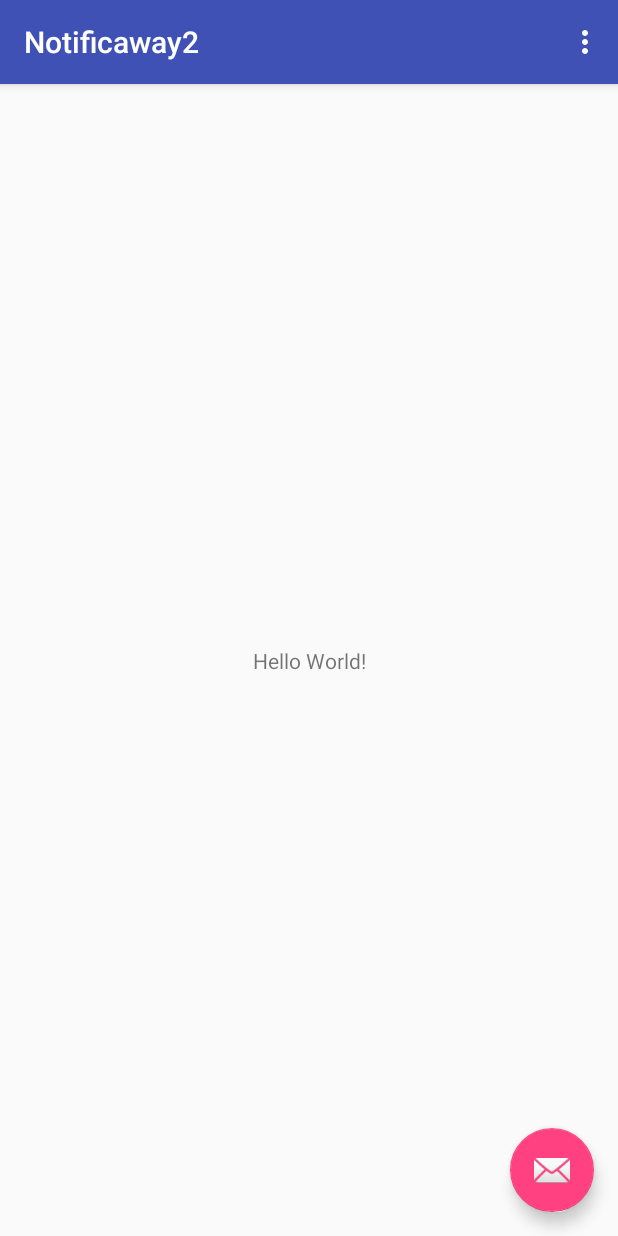
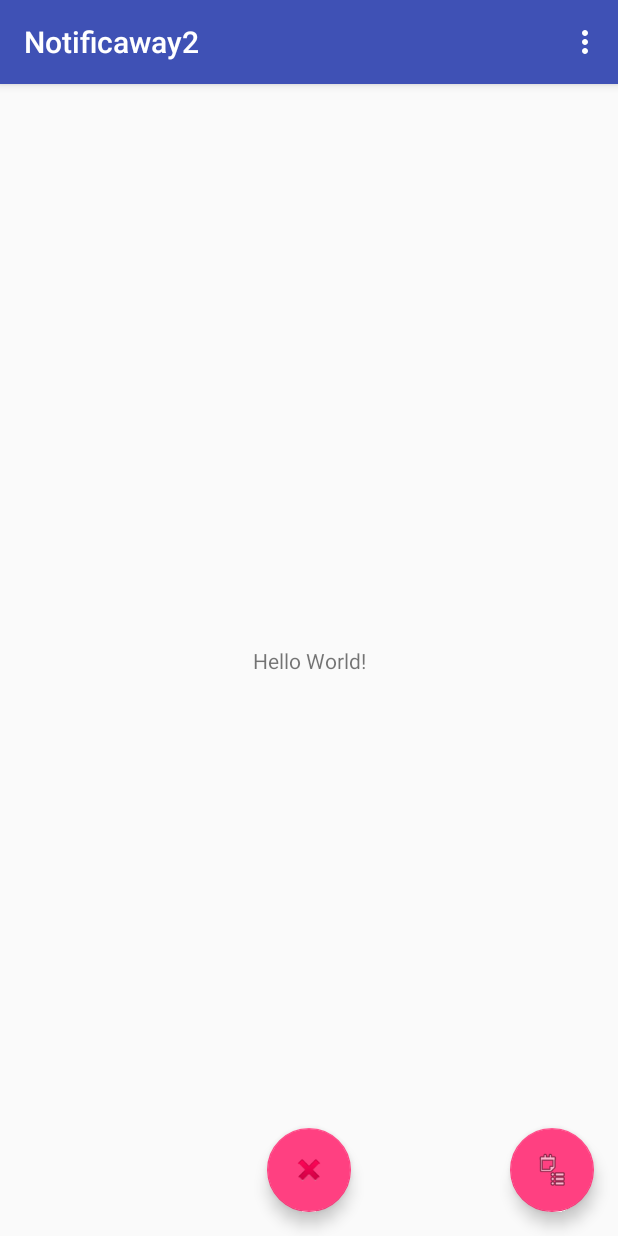
Before and after one commit to arkaic/Notificaway2, an Android app: the screen it shows after launch (MainActivity), on a phone screen of 412 x 824 dp. Run offline under Robolectric (Android 15) with nearby library versions, the phone set to English and light mode, and no system bars.

Commit message:
filling up main activity

```diff
--- a/app/src/main/java/rillin/notificaway2/MainActivity.java
+++ b/app/src/main/java/rillin/notificaway2/MainActivity.java
@@ -1,5 +1,9 @@
 package rillin.notificaway2;
 
+import android.content.BroadcastReceiver;
+import android.content.Context;
+import android.content.Intent;
+import android.content.IntentFilter;
 import android.os.Bundle;
 import android.support.design.widget.FloatingActionButton;
 import android.support.design.widget.Snackbar;
@@ -11,6 +15,8 @@ import android.view.MenuItem;
 
 public class MainActivity extends AppCompatActivity {
 
+    private NotificationReceiver receiver;
+
     @Override
     protected void onCreate(Bundle savedInstanceState) {
         super.onCreate(savedInstanceState);
@@ -18,16 +24,33 @@ public class MainActivity extends AppCompatActivity {
         Toolbar toolbar = (Toolbar) findViewById(R.id.toolbar);
         setSupportActionBar(toolbar);
 
-        FloatingActionButton fab = (FloatingActionButton) findViewById(R.id.fab);
-        fab.setOnClickListener(new View.OnClickListener() {
+        receiver = new NotificationReceiver();
+        IntentFilter filter = new IntentFilter();
+        filter.addAction(getString(R.string.MAIN_ACTIVITY));
+        registerReceiver(receiver, filter);
+
+        findViewById(R.id.testClearAllBtn).setOnClickListener(new View.OnClickListener() {
             @Override
             public void onClick(View view) {
-                Snackbar.make(view, "Replace with your own action", Snackbar.LENGTH_LONG)
-                        .setAction("Action", null).show();
+                commandTheListener(getString(R.string.CLEAR_ALL));
+            }
+        });
+
+        findViewById(R.id.testStatusBtn).setOnClickListener(new View.OnClickListener() {
+            @Override
+            public void onClick(View view) {
+                commandTheListener(getString(R.string.NOTIF_STATUS));
             }
         });
     }
 
+    @Override
+    protected void onDestroy() {
+        super.onDestroy();
+        unregisterReceiver(receiver);
+    }
+
+    /** autogenned */
     @Override
     public boolean onCreateOptionsMenu(Menu menu) {
         // Inflate the menu; this adds items to the action bar if it is present.
@@ -35,6 +58,7 @@ public class MainActivity extends AppCompatActivity {
         return true;
     }
 
+    /** autogenned */
     @Override
     public boolean onOptionsItemSelected(MenuItem item) {
         // Handle action bar item clicks here. The action bar will
@@ -49,4 +73,21 @@ public class MainActivity extends AppCompatActivity {
 
         return super.onOptionsItemSelected(item);
     }
+
+    private void commandTheListener(String commandValue) {
+        Intent i = new Intent(getString(R.string.NOTIFICAWAY_SERVICE));
+        i.putExtra(getString(R.string.COMMAND), commandValue);
+        sendBroadcast(i);
+    }
+
+    /** Receives message from other app components */
+    class NotificationReceiver extends BroadcastReceiver {
+        @Override
+        public void onReceive(Context context, Intent intent) {
+            String toDisplay = intent.getStringExtra(getString(R.string.RESULT_DISPLAY));
+            Snackbar.make(findViewById(R.id.toolbar), toDisplay, Snackbar.LENGTH_LONG)
+                .setAction("Action", null)
+                .show();
+        }
+    }
 }
--- a/app/src/main/res/layout/activity_main.xml
+++ b/app/src/main/res/layout/activity_main.xml
@@ -23,11 +23,19 @@
     <include layout="@layout/content_main" />
 
     <android.support.design.widget.FloatingActionButton
-        android:id="@+id/fab"
+        android:id="@+id/testClearAllBtn"
+        android:layout_width="wrap_content"
+        android:layout_height="wrap_content"
+        android:layout_gravity="bottom|center"
+        android:layout_margin="@dimen/fab_margin"
+        app:srcCompat="@android:drawable/ic_delete" />
+
+    <android.support.design.widget.FloatingActionButton
+        android:id="@+id/testStatusBtn"
         android:layout_width="wrap_content"
         android:layout_height="wrap_content"
         android:layout_gravity="bottom|end"
         android:layout_margin="@dimen/fab_margin"
-        app:srcCompat="@android:drawable/ic_dialog_email" />
+        app:srcCompat="@android:drawable/ic_menu_agenda" />
 
 </android.support.design.widget.CoordinatorLayout>
--- a/app/src/main/res/values/strings.xml
+++ b/app/src/main/res/values/strings.xml
@@ -4,8 +4,8 @@
     <string name="notif_listener_service">Notification Listener Service</string>
 
     <!--Intent actions-->
-    <string name="MAIN_ACTIVITY_ACTION">main_activity</string>
-    <string name="NOTIFICAWAY_SERVICE_ACTION">notificaway_service</string>
+    <string name="MAIN_ACTIVITY">main_activity</string>
+    <string name="NOTIFICAWAY_SERVICE">notificaway_service</string>
 
     <!--Intent Key Extras-->
     <string name="COMMAND">command</string>
```
Also changed, not shown: app/src/main/java/rillin/notificaway2/NotificawayService.java (+6 -1 lines).
